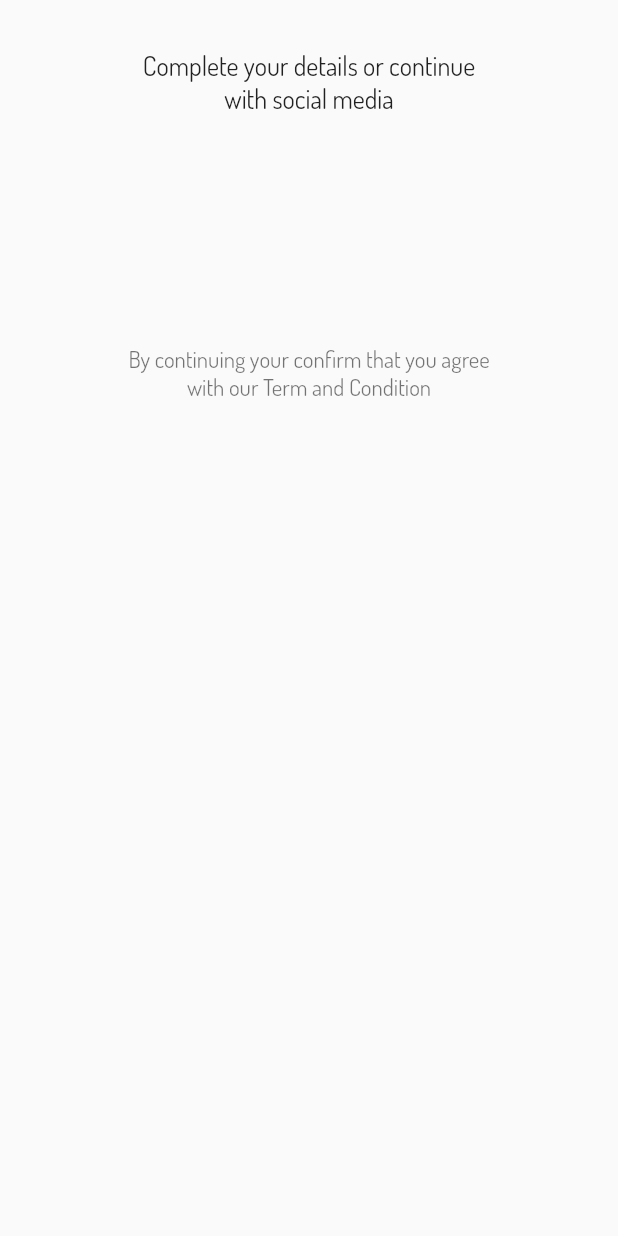
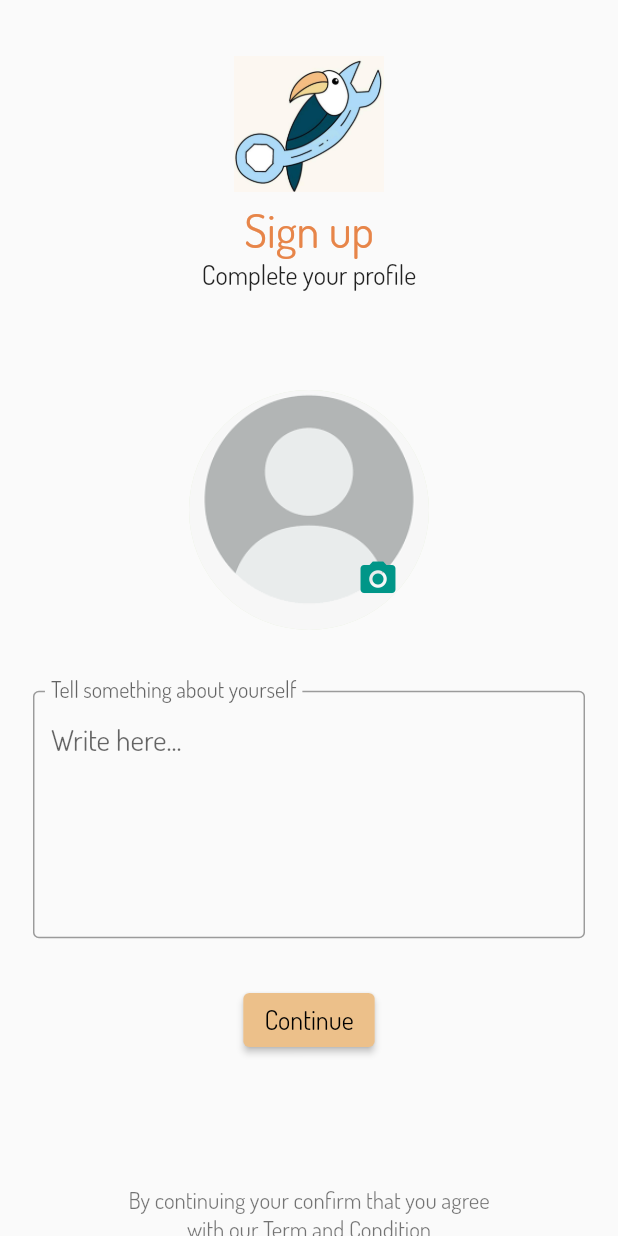
Before and after one commit to manuelmele/LAB-AP-FE, a Flutter app: the SignUpOptionalScreen screen opened by its route, on a phone screen of 412 x 824 dp. Run offline on Flutter 3.47's test engine with Material 2 defaults, Android fonts, the phone set to English and light mode, and no system bars; our stand-ins replace image_picker, rating_dialog, shared_preferences; accounts and stored records are empty; project files that could hold a hidden picture were left out.

Commit message:
Aggiunta sign up optional
aggiunta pagina in cui l'utente può inserire bio e foto profilo
NB. Non ancora collegata al backend!

```diff
--- a/my_flutter/lib/screens/signup/signup_form.dart
+++ b/my_flutter/lib/screens/signup/signup_form.dart
@@ -84,7 +84,7 @@ class _SignUpFormState extends State<SignUpForm> {
               String jwt = await signUp();
 
               if (jwt.isNotEmpty) {
-                Navigator.pushNamed(context, NavigatorScreen.routeName);
+                Navigator.pushNamed(context, SignUpOptionalScreen.routeName);
               }
               if (!_formKey.currentState!.validate()) {
                 //_formKey.currentState!.save();
--- a/my_flutter/lib/screens/signup_optional/body.dart
+++ b/my_flutter/lib/screens/signup_optional/body.dart
@@ -17,13 +17,26 @@ class Body extends StatelessWidget {
             child: Column(
               children: [
                 SizedBox(height: SizeConfig.screenHeight * 0.04), // 4%
-                //Text("Register Account", style: headingStyle),
+                Image.asset(
+                  'assets/images/parrot_cut.png',
+                  height: 100,
+                  width: 100,
+                ),
+                const SizedBox(height: 0.04),
                 Text(
-                  "Complete your details or continue \nwith social media",
+                  "Sign up",
+                  style: TextStyle(
+                    color: kOrange,
+                    fontSize: getProportionateScreenWidth(28),
+                    fontWeight: FontWeight.normal,
+                  ),
+                ),
+                const Text(
+                  "Complete your profile",
                   textAlign: TextAlign.center,
                 ),
                 SizedBox(height: SizeConfig.screenHeight * 0.08),
-                //SignUpForm(),
+                SignUpFormOptional(),
                 SizedBox(height: SizeConfig.screenHeight * 0.08),
                 SizedBox(height: getProportionateScreenHeight(20)),
                 Text(
--- a/my_flutter/lib/screens/signup_optional/signup_form_optional.dart
+++ b/my_flutter/lib/screens/signup_optional/signup_form_optional.dart
@@ -0,0 +1,244 @@
+import 'dart:io';
+
+import 'package:flutter/material.dart';
+import 'package:wefix/screens/navigator/navigator.dart';
+import 'package:wefix/screens/signup_optional/signup_optional.dart';
+import 'package:wefix/services/auth_service.dart';
+import 'package:image_picker/image_picker.dart';
+
+import '../../../constants.dart';
+import '../../../size_config.dart';
+
+class SignUpFormOptional extends StatefulWidget {
+  @override
+  _SignUpFormState createState() => _SignUpFormState();
+}
+
+class _SignUpFormState extends State<SignUpFormOptional> {
+  final _formKey = GlobalKey<FormState>();
+  String? name;
+  String? surname;
+  String? email;
+  String? password;
+  String? confirm_password;
+  String? photo;
+  String? bio;
+  bool remember = false;
+  List<String?> errors = [];
+
+  XFile? _imageFile;
+  final ImagePicker _picker = ImagePicker();
+
+  Future<String> completeSignUp() async {
+    if (name == null ||
+        surname == null ||
+        email == null ||
+        password == null ||
+        confirm_password == null) {
+      return '';
+    }
+    errors = [];
+    String response = await signUpService(
+        name!, surname!, email!, password!, confirm_password!);
+
+    if (response.contains('Error')) {
+      String error = response;
+      addError(error: error);
+      print(errors);
+    } else {
+      String jwt = response;
+      return jwt;
+    }
+
+    return '';
+  }
+
+  void addError({String? error}) {
+    if (!errors.contains(error))
+      setState(() {
+        errors.add(error);
+      });
+  }
+
+  void removeError({String? error}) {
+    if (errors.contains(error))
+      setState(() {
+        errors.remove(error);
+      });
+  }
+
+  @override
+  Widget build(BuildContext context) {
+    return Form(
+      key: _formKey,
+      child: Column(
+        children: [
+          imageProfile(),
+          //const Text(
+          //"Choose a picture for your profile",
+          //textAlign: TextAlign.center,
+          //),
+          SizedBox(height: getProportionateScreenHeight(40)),
+          buildBioField(),
+          SizedBox(height: getProportionateScreenHeight(30)),
+          ElevatedButton(
+            style: ElevatedButton.styleFrom(
+              primary: kLightOrange,
+            ),
+            child: const Text('Continue'),
+            onPressed: () async {
+              String jwt = await completeSignUp();
+
+              if (jwt.isNotEmpty) {
+                Navigator.pushNamed(context, NavigatorScreen.routeName);
+              }
+              if (!_formKey.currentState!.validate()) {
+                //_formKey.currentState!.save();
+                print("sign up optional form not valid");
+              }
+            },
+          ),
+        ],
+      ),
+    );
+  }
+
+  TextFormField buildBioField() {
+    return TextFormField(
+      keyboardType: TextInputType.multiline,
+      //minLines: 1, //Normal textInputField will be displayed
+      maxLines: 5,
+      onSaved: (newValue) => confirm_password = newValue,
+      onChanged: (value) {
+        confirm_password = value;
+      },
+      validator: (value) {
+        return null;
+      },
+      decoration: const InputDecoration(
+        border: OutlineInputBorder(),
+        focusedBorder: OutlineInputBorder(
+          // width: 0.0 produces a thin "hairline" border
+          borderSide: BorderSide(color: kLightOrange),
+        ),
+        labelText: "Tell something about yourself",
+        hintText: "Write here...",
+        // If  you are using latest version of flutter then lable text and hint text shown like this
+        // if you r using flutter less then 1.20.* then maybe this is not working properly
+        floatingLabelBehavior: FloatingLabelBehavior.always,
+      ),
+    );
+  }
+
+  TextFormField buildPhotoField() {
+    return TextFormField(
+      onSaved: (newValue) => password = newValue,
+      onChanged: (value) {
+        password = value;
+      },
+      validator: (value) {
+        return null;
+      },
+      decoration: const InputDecoration(
+        border: OutlineInputBorder(),
+        focusedBorder: OutlineInputBorder(
+          // width: 0.0 produces a thin "hairline" border
+          borderSide: BorderSide(color: kLightOrange),
+        ),
+        labelText: "Campo da sostituire con caricamento immagine",
+        //hintText: "Enter your password",
+        // If  you are using latest version of flutter then lable text and hint text shown like this
+        // if you r using flutter less then 1.20.* then maybe this is not working properly
+        floatingLabelBehavior: FloatingLabelBehavior.always,
+      ),
+    );
+  }
+
+  Widget imageProfile() {
+    return Center(
+      child: Stack(children: <Widget>[
+        GestureDetector(
+          onTap: () {
+            showModalBottomSheet(
+                context: context, builder: ((builder) => bottomSheet()));
+          },
+          child: CircleAvatar(
+            backgroundImage: _imageFile == null
+                ? AssetImage("assets/images/profile.jpeg")
+                : Image.file(
+                    File(_imageFile!.path),
+                    fit: BoxFit.cover,
+                  ).image,
+            radius: 80.0,
+          ),
+        ),
+        Positioned(
+          bottom: 20.0,
+          right: 20.0,
+          child: InkWell(
+            onTap: () {
+              showModalBottomSheet(
+                context: context,
+                builder: ((builder) => bottomSheet()),
+              );
+            },
+            child: const Icon(
+              Icons.camera_alt,
+              color: Colors.teal,
+              size: 28.0,
+            ),
+          ),
+        ),
+      ]),
+    );
+  }
+
+  Widget bottomSheet() {
+    return Container(
+      height: 100.0,
+      width: MediaQuery.of(context).size.width,
+      margin: EdgeInsets.symmetric(
+        horizontal: 20,
+        vertical: 20,
+      ),
+      child: Column(
+        children: <Widget>[
+          Text(
+            "Choose Profile photo",
+            style: TextStyle(
+              fontSize: 20.0,
+            ),
+          ),
+          SizedBox(
+            height: 20,
+          ),
+          Row(mainAxisAlignment: MainAxisAlignment.center, children: <Widget>[
+            FlatButton.icon(
+              icon: Icon(Icons.camera),
+              onPressed: () {
+                takePhoto(ImageSource.camera);
+              },
+              label: Text("Camera"),
+            ),
+            FlatButton.icon(
+              icon: Icon(Icons.image),
+              onPressed: () {
+                takePhoto(ImageSource.gallery);
+              },
+              label: Text("Gallery"),
+            ),
+          ])
+        ],
+      ),
+    );
+  }
+
+  void takePhoto(ImageSource source) async {
+    final pickedFile = await _picker.pickImage(
+      source: source,
+    );
+    setState(() {
+      _imageFile = pickedFile;
+    });
+  }
+}
```
Also changed, not shown: my_flutter/lib/screens/homepage/components/categories.dart (+2 -7 lines), my_flutter/pubspec.yaml (+7 -0 lines), my_flutter/assets/images/Electrician.png (added), my_flutter/assets/images/Gardner-blu.png (added), my_flutter/assets/images/Plumber-blu.png (added), my_flutter/assets/images/gardner.png, my_flutter/assets/images/intro1.jpg (deleted), my_flutter/assets/images/intro1.png (deleted), my_flutter/assets/images/intro2.jpg (deleted), my_flutter/assets/images/intro2.png (deleted), my_flutter/assets/images/intro3.jpg (deleted), my_flutter/assets/images/intro3.png (deleted), my_flutter/assets/images/logo.png (deleted), my_flutter/assets/images/plumber.png (added), 2 more files.
